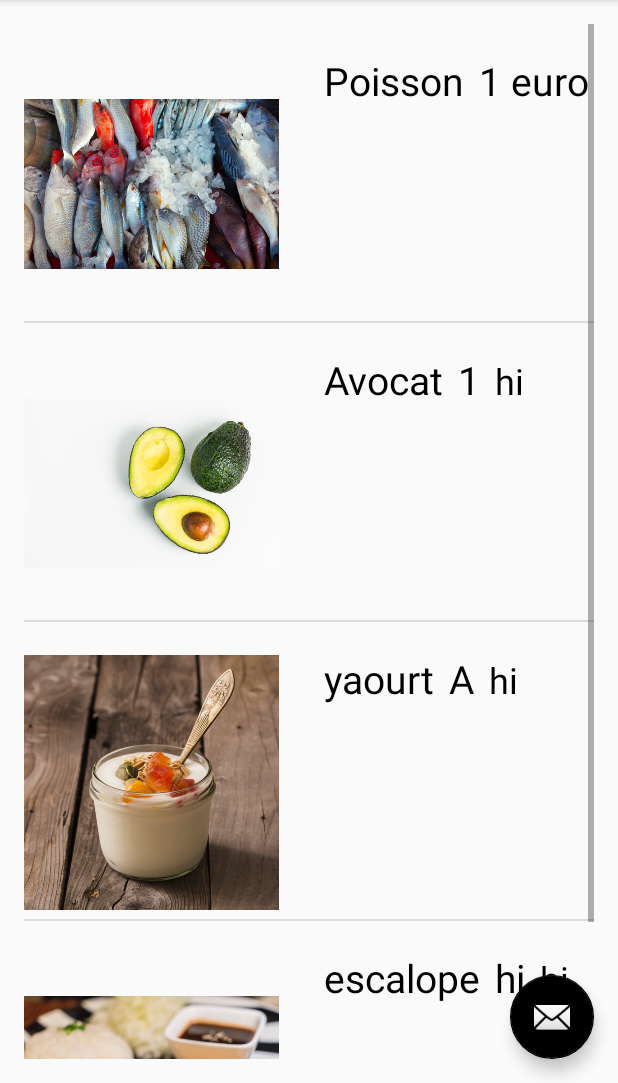
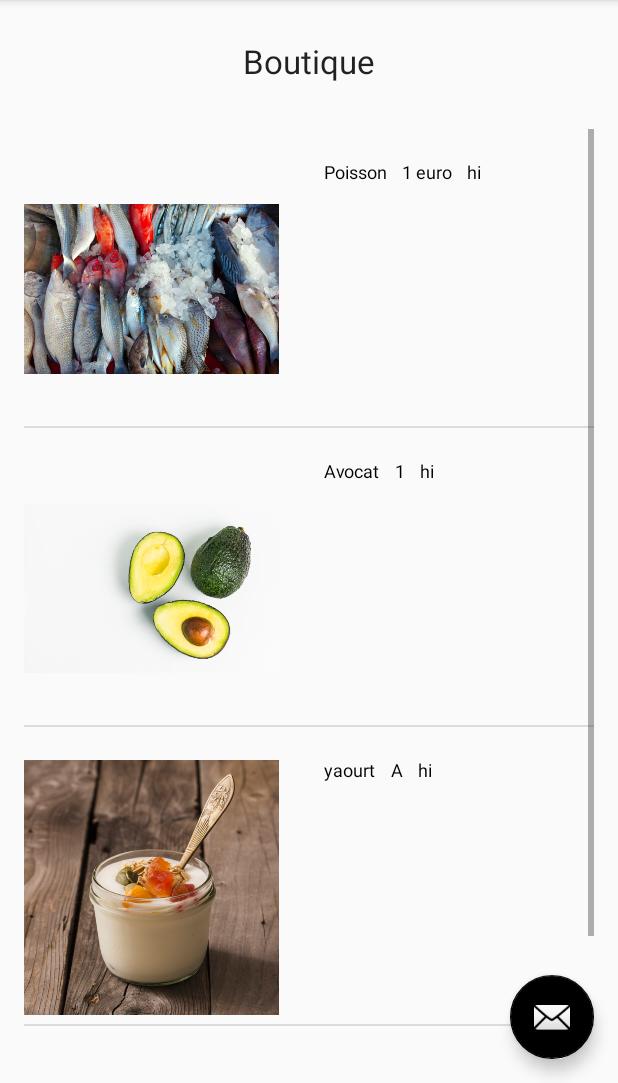
Before and after one commit to raniafe/ihm, an Android app: the screen it shows after launch (MainActivity), in the side drawer, after a tap on "Boutique", on a phone screen of 412 x 824 dp, the part 153-1236 px from its top. Run offline under Robolectric (Android 15) with nearby library versions, the phone set to English and light mode, and no system bars.

Commit message:
# modifications affichage ajout des titres aux pages taille de police

```diff
--- a/GaspiMiamMobile/GaspiMiamVA/app/src/main/res/layout/fragment_boutique.xml
+++ b/GaspiMiamMobile/GaspiMiamVA/app/src/main/res/layout/fragment_boutique.xml
@@ -1,12 +1,23 @@
 <?xml version="1.0" encoding="utf-8"?>
 <RelativeLayout xmlns:android="http://schemas.android.com/apk/res/android"
     android:layout_width="match_parent" android:layout_height="match_parent">
+
+    <TextView
+        android:id="@+id/textView4"
+        android:layout_width="wrap_content"
+        android:layout_height="wrap_content"
+        android:layout_alignParentTop="true"
+        android:layout_centerHorizontal="true"
+        android:layout_marginTop="10dp"
+        android:text="Boutique"
+        android:textAppearance="?android:attr/textAppearanceLarge" />
 
     <ListView
         android:id="@+id/list"
         android:layout_width="match_parent"
         android:layout_height="wrap_content"
         android:layout_alignParentLeft="true"
-        android:layout_alignParentTop="true" />
+        android:layout_alignParentTop="true"
+        android:paddingTop="70dp" />
 
 </RelativeLayout>
--- a/GaspiMiamMobile/GaspiMiamVA/app/src/main/res/layout/fragment_stock.xml
+++ b/GaspiMiamMobile/GaspiMiamVA/app/src/main/res/layout/fragment_stock.xml
@@ -8,7 +8,7 @@
         android:layout_height="wrap_content"
         android:layout_alignParentTop="true"
         android:layout_centerHorizontal="true"
-        android:layout_marginTop="72dp"
+        android:layout_marginTop="10dp"
         android:text="Mon stock"
         android:textAppearance="?android:attr/textAppearanceLarge" />
 
@@ -16,5 +16,5 @@
         android:id="@+id/list_stock"
         android:layout_width="match_parent"
         android:layout_height="match_parent"
-        android:paddingTop="120dp" />
+        android:paddingTop="70dp" />
 </RelativeLayout>
--- a/GaspiMiamMobile/GaspiMiamVA/app/src/main/res/layout/listviewlayout.xml
+++ b/GaspiMiamMobile/GaspiMiamVA/app/src/main/res/layout/listviewlayout.xml
@@ -29,7 +29,7 @@
             android:layout_marginTop="20dp"
             android:layout_marginBottom="20dp"
             android:text="text"
-            android:textSize="26sp"></TextView>
+            android:textSize="12sp"></TextView>
 
         <TextView
             android:id="@+id/tvprix"
@@ -39,7 +39,7 @@
             android:layout_marginTop="20dp"
             android:layout_marginBottom="20dp"
             android:text="text"
-            android:textSize="26sp"
+            android:textSize="12sp"
             style="@style/BlackText"></TextView>
 
         <TextView
@@ -50,7 +50,7 @@
             android:layout_marginTop="20dp"
             android:layout_marginBottom="20dp"
             android:text="text"
-            android:textSize="24sp"
+            android:textSize="12sp"
             style="@style/BlackText" ></TextView>
 
     </LinearLayout>
```
